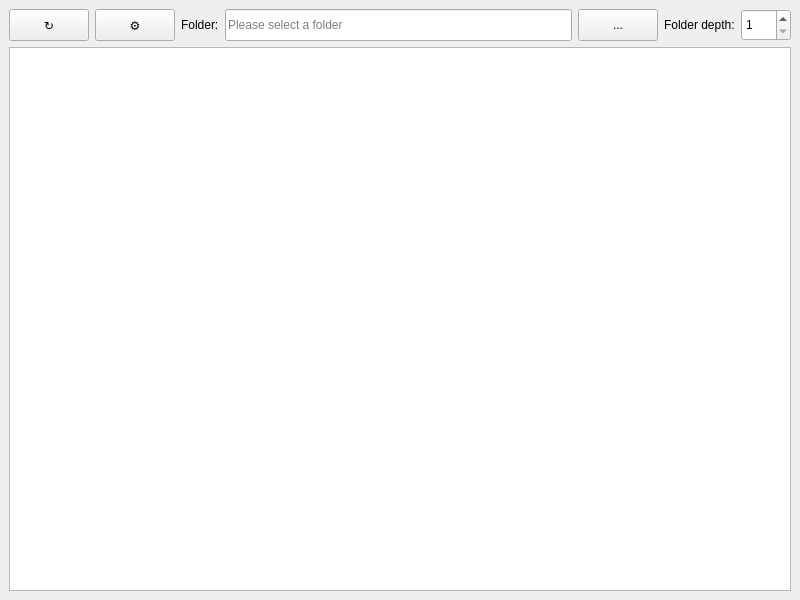
This is Shear/Shear.ui in AlexMoga2004/Shear as Qt 5 draws it before an edit. The edited form follows.
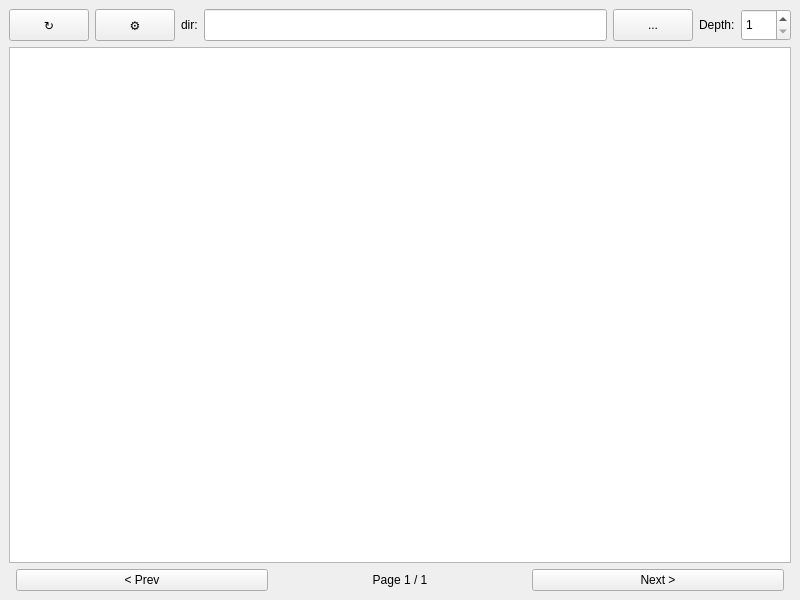
This is the edited form.

Commit message: thumbnail preview UI

The edit to the form file:
```diff
--- a/Shear/Shear.ui
+++ b/Shear/Shear.ui
@@ -46,7 +46,7 @@
 						<item>
 							<widget class="QLabel" name="labelDir">
 								<property name="text">
-									<string>Folder:</string>
+									<string>dir:</string>
 								</property>
 							</widget>
 						</item>
@@ -58,9 +58,6 @@
 										<height>32</height>
 									</size>
 								</property>
-								<property name="placeholderText">
-									<string>Please select a folder</string>
-								</property>
 							</widget>
 						</item>
 						<item>
@@ -79,7 +76,7 @@
 						<item>
 							<widget class="QLabel" name="labelDepth">
 								<property name="text">
-									<string>Folder depth:</string>
+									<string>Depth:</string>
 								</property>
 							</widget>
 						</item>
@@ -115,8 +112,62 @@
 						<property name="wordWrap">
 							<bool>true</bool>
 						</property>
+						<property name="iconSize">
+							<size>
+								<width>200</width>
+								<height>112</height>
+							</size>
+						</property>
 					</widget>
 				</item>
+				<item>
+					<layout class="QHBoxLayout" name="bottomBarLayout">
+						<item>
+							<spacer name="horizontalSpacer_left">
+								<property name="orientation">
+									<enum>Qt::Horizontal</enum>
+								</property>
+							</spacer>
+						</item>
+						<item>
+							<widget class="QPushButton" name="btnPrev">
+								<property name="text">
+									<string>&lt; Prev</string>
+								</property>
+							</widget>
+						</item>
+						<item>
+							<widget class="QLabel" name="labelPage">
+								<property name="text">
+									<string>Page 1 / 1</string>
+								</property>
+								<property name="alignment">
+									<set>Qt::AlignCenter</set>
+								</property>
+								<property name="minimumSize">
+									<size>
+										<width>80</width>
+										<height>0</height>
+									</size>
+								</property>
+							</widget>
+						</item>
+						<item>
+							<widget class="QPushButton" name="btnNext">
+								<property name="text">
+									<string>Next &gt;</string>
+								</property>
+							</widget>
+						</item>
+						<item>
+							<spacer name="horizontalSpacer_right">
+								<property name="orientation">
+									<enum>Qt::Horizontal</enum>
+								</property>
+							</spacer>
+						</item>
+					</layout>
+				</item>
 			</layout>
 		</widget>
 	</widget>
```
Left out of the diff: 3 changed lines with no effect on the pictures. The commit also changes 2 other files.
